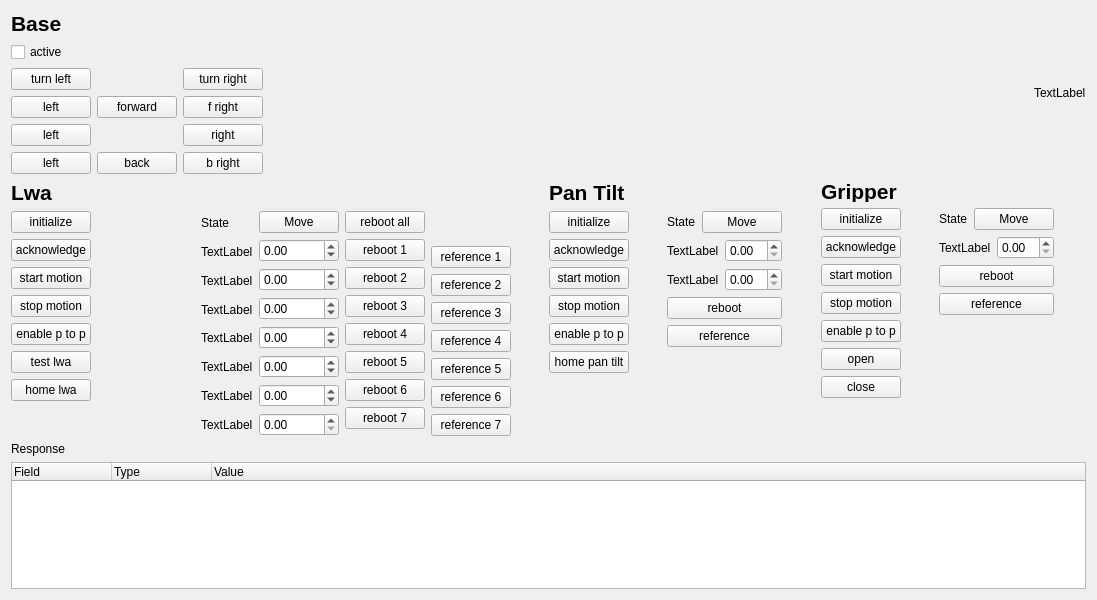
Before: the Qt Designer form omnirob_robin_rqt/resource/OmnirobDashboard.ui in robinJKU/omnirob_robin, drawn with Qt 5.
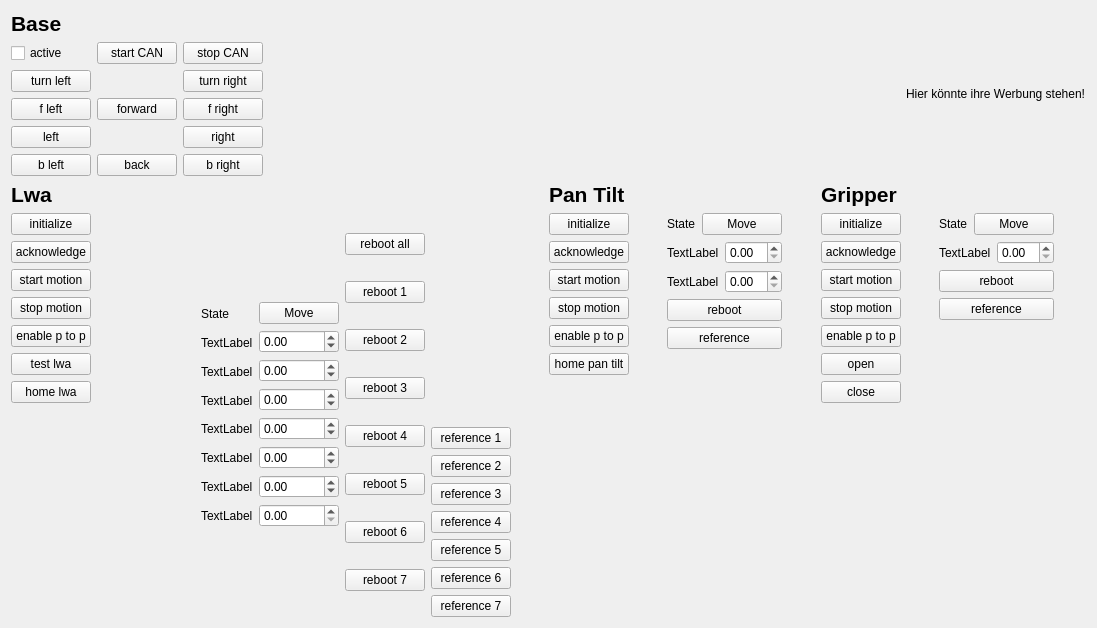
After: the same form once the commit is applied.

Commit message: Dashboard: only read limits if available, added base start stop function, removed service response tabe

Diff of the .ui file:
```diff
--- a/omnirob_robin_rqt/resource/OmnirobDashboard.ui
+++ b/omnirob_robin_rqt/resource/OmnirobDashboard.ui
@@ -7,7 +7,7 @@
     <x>0</x>
     <y>0</y>
     <width>1097</width>
-    <height>600</height>
+    <height>628</height>
    </rect>
   </property>
   <property name="windowTitle">
@@ -79,7 +79,7 @@
          <item row="3" column="0">
           <widget class="QPushButton" name="base_forward_left">
            <property name="text">
-            <string>left</string>
+            <string>f left</string>
            </property>
           </widget>
          </item>
@@ -100,7 +100,7 @@
          <item row="5" column="0">
           <widget class="QPushButton" name="base_back_left">
            <property name="text">
-            <string>left</string>
+            <string>b left</string>
            </property>
           </widget>
          </item>
@@ -111,6 +111,20 @@
            </property>
           </widget>
          </item>
+         <item row="1" column="1">
+          <widget class="QPushButton" name="base_can_start">
+           <property name="text">
+            <string>start CAN</string>
+           </property>
+          </widget>
+         </item>
+         <item row="1" column="2">
+          <widget class="QPushButton" name="base_can_stop">
+           <property name="text">
+            <string>stop CAN</string>
+           </property>
+          </widget>
+         </item>
         </layout>
        </item>
       </layout>
@@ -133,7 +147,7 @@
        <item>
         <widget class="QLabel" name="label">
          <property name="text">
-          <string>TextLabel</string>
+          <string>Hier könnte ihre Werbung stehen!</string>
          </property>
         </widget>
        </item>
@@ -975,63 +989,6 @@
      </item>
     </layout>
    </item>
-   <item>
-    <layout class="QVBoxLayout" name="verticalLayout">
-     <item>
-      <widget class="QLabel" name="label_3">
-       <property name="text">
-        <string>Response</string>
-       </property>
-      </widget>
-     </item>
-     <item>
-      <widget class="QTreeWidget" name="response_tree_widget">
-       <property name="minimumSize">
-        <size>
-         <width>0</width>
-         <height>0</height>
-        </size>
-       </property>
-       <property name="maximumSize">
-        <size>
-         <width>16777215</width>
-         <height>200</height>
-        </size>
-       </property>
-       <property name="contextMenuPolicy">
-        <enum>Qt::CustomContextMenu</enum>
-       </property>
-       <property name="toolTip">
-        <string>Right click on item for more options.</string>
-       </property>
-       <property name="dragEnabled">
-        <bool>true</bool>
-       </property>
-       <property name="dragDropMode">
-        <enum>QAbstractItemView::DragOnly</enum>
-       </property>
-       <property name="selectionMode">
-        <enum>QAbstractItemView::ExtendedSelection</enum>
-       </property>
-       <column>
-        <property name="text">
-         <string>Field</string>
-        </property>
-       </column>
-       <column>
-        <property name="text">
-         <string>Type</string>
-        </property>
-       </column>
-       <column>
-        <property name="text">
-         <string>Value</string>
-        </property>
-       </column>
-      </widget>
-     </item>
-    </layout>
-   </item>
   </layout>
  </widget>
  <resources/>
```
The commit also changes 1 other file.
